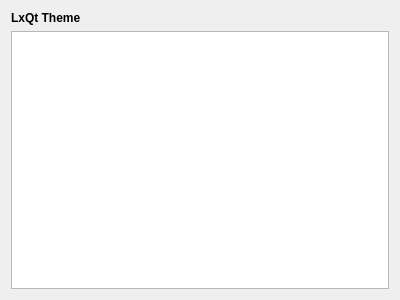
Above: lxqt-config-appearance/lxqtthemeconfig.ui from lxqt/lxqt-config before the change. Below: the same form after it.
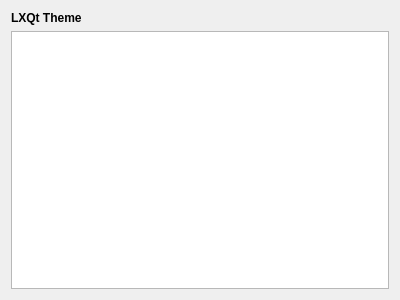
That is the form after the change.

Patch:
```diff
--- a/lxqt-config-appearance/lxqtthemeconfig.ui
+++ b/lxqt-config-appearance/lxqtthemeconfig.ui
@@ -20,7 +20,7 @@
       </font>
      </property>
      <property name="text">
-      <string>LxQt Theme</string>
+      <string>LXQt Theme</string>
      </property>
     </widget>
    </item>
```
Left out of the diff: 2 changed lines with no effect on the pictures.
